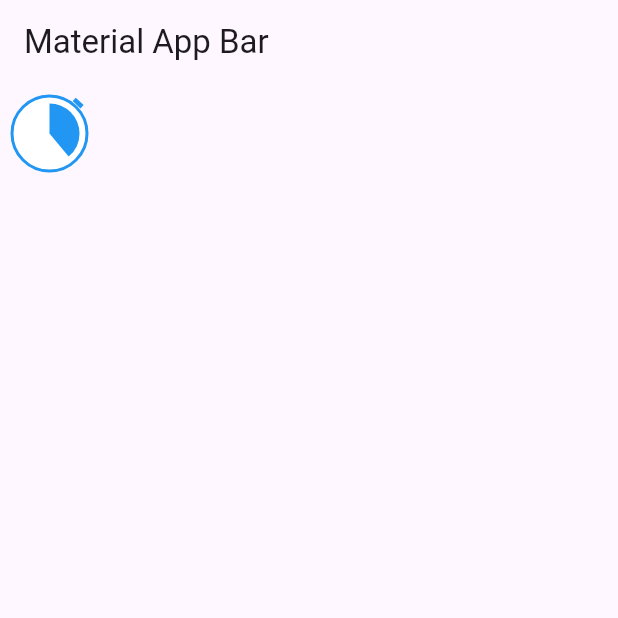
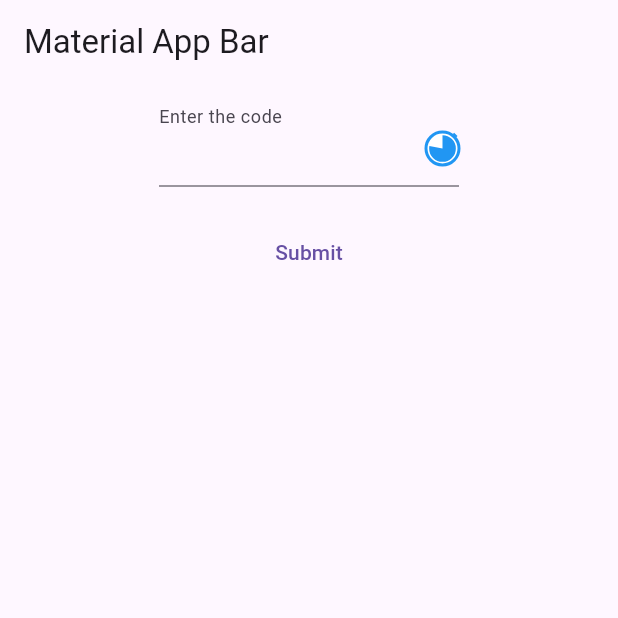
Before and after one commit to franklin83diaz/flutter_animated_timer_icon, a Flutter app: the screen it shows after launch, on a phone screen of 412 x 824 dp, the top half of it. Run offline on Flutter 3.47's test engine with Material 3 defaults, Android fonts, the phone set to English and light mode, and no system bars.

```diff
--- a/example/lib/main.dart
+++ b/example/lib/main.dart
@@ -3,8 +3,16 @@ import 'package:flutter_animated_timer_icon/flutter_animated_timer_icon.dart';
 
 void main() => runApp(const MyApp());
 
-class MyApp extends StatelessWidget {
+class MyApp extends StatefulWidget {
   const MyApp({super.key});
+
+  @override
+  State<MyApp> createState() => _MyAppState();
+}
+
+class _MyAppState extends State<MyApp> {
+  var animateTimerController = AnimateTimerController();
+  TextEditingController textEditingController = TextEditingController();
 
   @override
   Widget build(BuildContext context) {
@@ -14,13 +22,38 @@ class MyApp extends StatelessWidget {
           appBar: AppBar(
             title: const Text('Material App Bar'),
           ),
-          body: const Padding(
-            padding: EdgeInsets.all(8.0),
-            child: AnimateTimer(
-              size: 50,
-              color: Colors.blue,
-              animationDuration: 20,
-              animationBehaviorPreserve: true,
+          body: Padding(
+            padding: const EdgeInsets.all(8.0),
+            child: Center(
+              child: SizedBox(
+                width: 200,
+                child: Column(
+                  children: [
+                    TextField(
+                      controller: textEditingController..text = ' ',
+                      decoration: InputDecoration(
+                        labelText: 'Enter the code',
+                        suffix: AnimateTimer(
+                          animateTimerController: animateTimerController,
+                          size: 22,
+                          color: Colors.blue,
+                          animationDuration: 10,
+                          animationBehaviorPreserve: true,
+                        ),
+                      ),
+                    ),
+                    const SizedBox(
+                      height: 20,
+                    ),
+                    TextButton(
+                        onPressed: () {
+                          textEditingController.text = ' ';
+                          animateTimerController.restart();
+                        },
+                        child: const Text('Submit')),
+                  ],
+                ),
+              ),
             ),
           )),
     );
--- a/lib/flutter_animated_timer_icon.dart
+++ b/lib/flutter_animated_timer_icon.dart
@@ -1,3 +1,4 @@
 library flutter_animated_timer_icon;
 
 export 'src/animate.dart';
+export 'src/controller.dart';
--- a/lib/src/animate.dart
+++ b/lib/src/animate.dart
@@ -1,18 +1,31 @@
 import 'package:flutter/material.dart';
+import 'package:flutter_animated_timer_icon/src/controller.dart';
 import 'package:flutter_animated_timer_icon/src/render_object_widget.dart';
 
+/// AnimateTimer is a widget that animates a timer icon.
+///
+/// The widget takes in a size, color, animationDuration, and animationBehaviorPreserve.
+///
+/// The [size] is the side length of the icon.
+/// The [color] is the color of the icon.
+/// The [animationDuration] is the duration of animation.
+/// The [animationBehaviorPreserve] on Linux, this value is recommended set to true.
+/// The [animateTimerController] is the controller for the animation.
+///
 class AnimateTimer extends StatefulWidget {
   const AnimateTimer(
       {super.key,
       this.size = 20,
       this.color = Colors.blue,
       required this.animationDuration,
+      required this.animateTimerController,
       this.animationBehaviorPreserve = false});
 
   final double size;
   final Color color;
   final int animationDuration;
   final bool animationBehaviorPreserve;
+  final AnimateTimerController animateTimerController;
 
   @override
   State<AnimateTimer> createState() => _AnimateTimerState();
@@ -21,6 +34,7 @@ class AnimateTimer extends StatefulWidget {
 class _AnimateTimerState extends State<AnimateTimer>
     with SingleTickerProviderStateMixin {
   late AnimationController _controller;
+
   late Animation<double> _animation;
 
   @override
@@ -39,15 +53,18 @@ class _AnimateTimerState extends State<AnimateTimer>
       });
 
     _controller.forward();
+    widget.animateTimerController.setTimerIconController(_controller);
   }
 
   @override
   Widget build(BuildContext context) {
-    return TimerIconWidget(
+    TimerIconWidget timerIconWidget = TimerIconWidget(
       sideLength: widget.size,
       color: widget.color,
       percentageFill: _animation.value,
     );
+
+    return timerIconWidget;
   }
 
   @override
--- /dev/null
+++ b/lib/src/controller.dart
@@ -0,0 +1,36 @@
+//create singleton class
+import 'package:flutter/material.dart';
+
+class AnimateTimerController {
+  static final AnimateTimerController _controller =
+      AnimateTimerController._internal();
+
+  factory AnimateTimerController() {
+    return _controller;
+  }
+
+  AnimateTimerController._internal();
+
+  late AnimationController _animationController;
+
+  void setTimerIconController(AnimationController c) {
+    _animationController = c;
+  }
+
+  AnimationController getTimerIconController() {
+    return _animationController;
+  }
+
+  void restart() {
+    _animationController.reset();
+    _animationController.forward();
+  }
+
+  void stop() {
+    _animationController.stop();
+  }
+
+  void start() {
+    _animationController.forward();
+  }
+}
--- a/lib/src/render_box.dart
+++ b/lib/src/render_box.dart
@@ -2,6 +2,13 @@ import 'dart:math';
 
 import 'package:flutter/material.dart';
 
+/// This is a custom render box that draws a circle with a percentage fill.
+/// The circle is drawn with a border and a button, to draw a stopwatch-like icon.
+/// The percentage fill is drawn as an arc.
+///
+/// The render box is used in the TimerIconWidget to draw the timer icon.
+/// This Class has setters for the sideLength, color, and percentageFill.
+///
 class CustomRenderBox extends RenderBox {
   double _sideLength;
   Color _color;
@@ -13,6 +20,7 @@ class CustomRenderBox extends RenderBox {
     required percentageFill,
   })  : _sideLength = sideLength,
         _color = color,
+        //If the percentage fill is not between 0 and 1, throw an error
         assert(percentageFill >= 0 && percentageFill <= 1),
         _percentageFill = percentageFill;
 
@@ -54,8 +62,8 @@ class CustomRenderBox extends RenderBox {
     context.canvas.drawArc(
       Rect.fromCenter(
           center: size.center(offset),
-          width: size.width - 10,
-          height: size.height - 10),
+          width: size.width * 0.90 - 2,
+          height: size.height * 0.90 - 2),
       -pi / 2, // Start angle (90°)
       angle, // angle fill
       true, // fill
--- a/lib/src/render_object_widget.dart
+++ b/lib/src/render_object_widget.dart
@@ -1,6 +1,9 @@
 import 'package:flutter/material.dart';
 import 'package:flutter_animated_timer_icon/src/render_box.dart';
 
+/// TimerIconWidget is a widget that draws a timer icon.
+/// The widget takes in a sideLength, color, and percentageFill.
+///
 class TimerIconWidget extends LeafRenderObjectWidget {
   const TimerIconWidget({
     Key? key,
```
Also changed, not shown: pubspec.yaml (+2 -36 lines), 1 other file.
